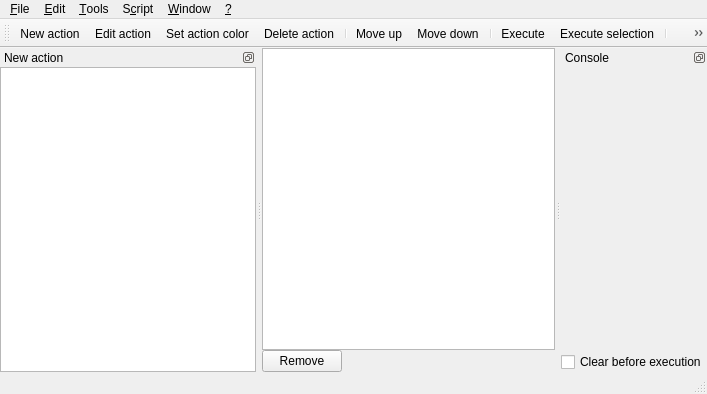
Old version of the form gui/mainwindow.ui in the repository Jmgr/actiona.
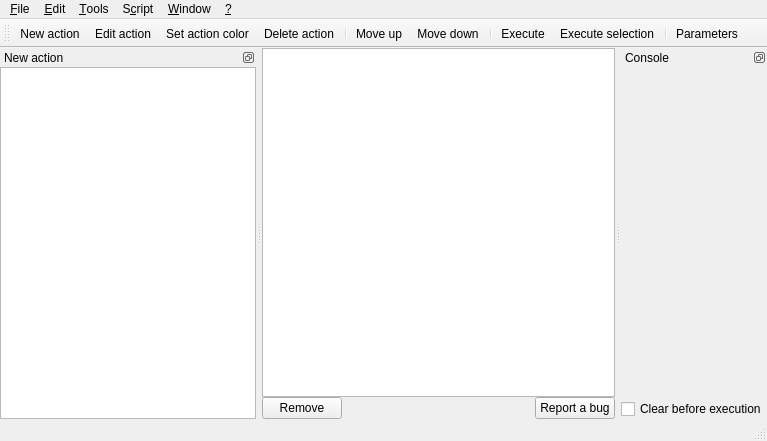
New version of the form. Icons and pictures are not drawn. Custom widgets are drawn as their Qt base class.

What changed in the file:
```diff
--- a/gui/mainwindow.ui
+++ b/gui/mainwindow.ui
@@ -6,8 +6,8 @@
    <rect>
     <x>0</x>
     <y>0</y>
-    <width>707</width>
-    <height>394</height>
+    <width>767</width>
+    <height>441</height>
    </rect>
   </property>
   <property name="windowTitle">
@@ -133,6 +133,13 @@
         </property>
        </spacer>
       </item>
+      <item>
+       <widget class="QPushButton" name="reportBugPushButton">
+        <property name="text">
+         <string>Report a bug</string>
+        </property>
+       </widget>
+      </item>
      </layout>
     </item>
    </layout>
@@ -142,7 +149,7 @@
     <rect>
      <x>0</x>
      <y>0</y>
-     <width>707</width>
+     <width>767</width>
      <height>23</height>
     </rect>
    </property>
```
Left out of the diff: 24 changed lines with no effect on the pictures.
